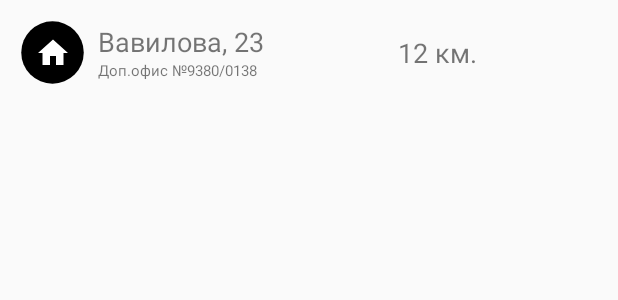
After one commit to Vladchenko/AndroidProject, an Android app: the layout recycler_view_item.xml on its own in the app's theme, with its tools: preview values and no code run, on a phone screen of 412 x 824 dp. The commit adds this screen. Shown: the top 300 px of the screen. Run offline under Robolectric (Android 15) with nearby library versions, the phone set to English and light mode, and no system bars.

Commit message:
First commit

```diff
--- a/app/src/main/AndroidManifest.xml
+++ b/app/src/main/AndroidManifest.xml
@@ -8,15 +8,14 @@
         android:label="@string/app_name"
         android:supportsRtl="true"
         android:theme="@style/AppTheme">
-        <activity android:name=".MainActivity">
+        <activity android:name=".MyActivity">
             <intent-filter>
                 <action android:name="android.intent.action.MAIN" />
                 <category android:name="android.intent.category.LAUNCHER" />
             </intent-filter>
         </activity>
         <activity android:name=".Main2Activity" />
-        <activity android:name=".Main3Activity"></activity>
-
+        <activity android:name=".DetailedInfoActivity" />
     </application>
 
 </manifest>
--- a/app/src/main/java/com/example/vladislav/androidtest/MainActivity.java
+++ b/app/src/main/java/com/example/vladislav/androidtest/MainActivity.java
@@ -2,22 +2,18 @@ package com.example.vladislav.androidtest;
 
 import android.support.v7.app.AppCompatActivity;
 import android.os.Bundle;
+import android.support.v7.widget.RecyclerView;
 
 public class MainActivity extends AppCompatActivity {
-
-//    private RecyclerView recyclerViewer;
 
     public MainActivity() {
         BanksDetailsOperating banksDetailsOperating = new BanksDetailsOperating();
         banksDetailsOperating.printBanksDetailsByDefault();
-
     }
 
     @Override
     protected void onCreate(Bundle savedInstanceState) {
         super.onCreate(savedInstanceState);
         setContentView(R.layout.activity_main);
-
-//        RecyclerView rv = (RecyclerView)findViewById(R.id.rv);
     }
 }
--- /dev/null
+++ b/app/src/main/res/layout/recycler_view_item.xml
@@ -0,0 +1,52 @@
+<?xml version="1.0" encoding="utf-8"?>
+<RelativeLayout xmlns:android="http://schemas.android.com/apk/res/android"
+    xmlns:app="http://schemas.android.com/apk/res-auto"
+    android:layout_width="match_parent"
+    android:layout_height="wrap_content">
+
+    <TextView
+        android:id="@+id/address_text_view"
+        android:layout_width="@dimen/address_layout_width"
+        android:layout_height="30dp"
+        android:layout_marginTop="@dimen/house_up_margin"
+        android:layout_toRightOf="@id/house_image_view"
+        android:gravity="bottom|left"
+        android:maxLines="1"
+        android:text="@string/address"
+        android:textSize="18sp" />
+
+    <TextView
+        android:id="@+id/extra_office_text_view"
+        android:layout_width="@dimen/address_layout_width"
+        android:layout_height="20dp"
+        android:layout_below="@id/address_text_view"
+        android:layout_toRightOf="@id/house_image_view"
+        android:maxLines="1"
+        android:text="@string/extra_office"
+        android:textSize="10sp" />
+
+    <ImageView
+        android:id="@+id/house_image_view"
+        android:layout_width="@dimen/house_size"
+        android:layout_height="@dimen/house_size"
+        android:layout_marginLeft="@dimen/house_left_margin"
+        android:layout_marginRight="@dimen/house_right_margin"
+        android:layout_marginTop="@dimen/house_up_margin"
+        android:background="@drawable/ic_brightness_1_black_24dp"
+        android:contentDescription="Circle with a house in a center of it"
+        android:scaleType="center"
+        android:tint="@android:color/background_light"
+        android:src="@drawable/ic_home_black_24dp" />
+
+    <TextView
+        android:id="@+id/distance_text_view"
+        android:layout_width="wrap_content"
+        android:layout_height="@dimen/house_size"
+        android:layout_marginTop="@dimen/house_up_margin"
+        android:layout_toRightOf="@id/address_text_view"
+        android:gravity="center"
+        android:text="@string/distance"
+        android:textAlignment="center"
+        android:textSize="18sp" />
+
+</RelativeLayout>
```
Also changed, not shown: app/src/main/java/com/example/vladislav/androidtest/DetailedInfoActivity.java (added, +36 -0 lines), app/src/main/java/com/example/vladislav/androidtest/Main3Activity.java (deleted, +0 -13 lines), app/src/main/java/com/example/vladislav/androidtest/MyActivity.java (+32 -14 lines), app/src/main/java/com/example/vladislav/androidtest/MyAdapter.java (deleted, +0 -59 lines), app/src/main/java/com/example/vladislav/androidtest/RecyclerItemClickListener.java (added, +49 -0 lines), app/src/main/java/com/example/vladislav/androidtest/RecyclerViewAdapter.java (added, +67 -0 lines), app/src/main/java/com/example/vladislav/androidtest/entities/BankDetails.java (+10 -1 lines), app/src/main/res/layout/activity_detailed_info.xml (renamed from app/src/main/res/layout/activity_main3.xml, +4 -4 lines), app/src/main/res/layout/activity_main.xml (+5 -48 lines), 1 other file.
